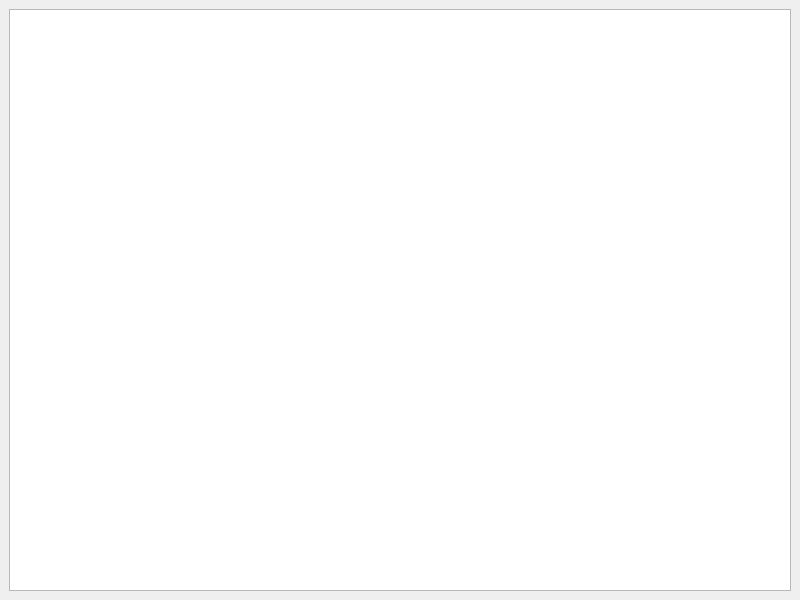
Above: design.ui from dimyaxn/Sticker before the change. Below: the same form after it.
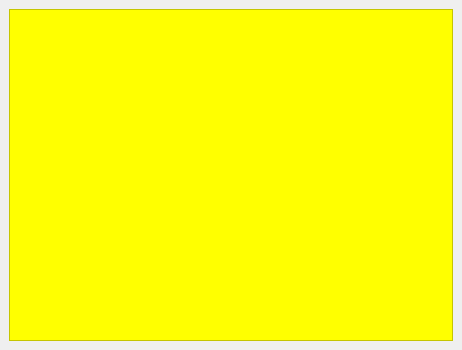
That is the form after the change. Icons and pictures are not drawn.

The edit to the form file:
```diff
--- a/design.ui
+++ b/design.ui
@@ -6,8 +6,8 @@
    <rect>
     <x>0</x>
     <y>0</y>
-    <width>800</width>
-    <height>600</height>
+    <width>462</width>
+    <height>350</height>
    </rect>
   </property>
   <property name="windowTitle">
@@ -16,7 +16,65 @@
   <widget class="QWidget" name="centralwidget">
    <layout class="QHBoxLayout" name="horizontalLayout">
     <item>
-     <widget class="QTextEdit" name="textEdit"/>
+     <widget class="QTextEdit" name="textEdit">
+      <property name="font">
+       <font>
+        <family>Jost</family>
+        <pointsize>16</pointsize>
+        <weight>75</weight>
+        <bold>true</bold>
+       </font>
+      </property>
+      <property name="styleSheet">
+       <string notr="true">QWidget {
+    color: #000000;
+    background-color: #ffff00;
+    font-family: Jost;
+    font-size: 16pt;
+    font-weight: 600;
+    }
+
+
+
+QScrollBar:vertical {
+    border: none;
+	background-color: #ffff00;
+	wight: 14px;
+	margin: 15px 0 15px 0;
+	boder-radius: 0;
+}
+QScrollBar::handle:vertical {
+	border: 2px solid #000000;
+	background-color: #ffff00;
+	min-height: 30px;
+	border-radius: 7px;
+}
+QScrollBar::handle:vertical:hover {
+	background-color: #000000;
+}
+QScrollBar::handle:vertical:pressed {
+	border: 2px solid  #9aa0a6;
+	background-color: #9aa0a6;
+}
+QScrollBar::sub-line:vertical {
+	border: none;
+	background-color: #ffff00;
+	height: 15px;
+	border-top-left-radius: 7px;
+	border-top-right-radius: 7px;
+	subcontrol-position: top;
+	subcontrol-origin: margin;
+}
+</string>
+      </property>
+      <property name="html">
+       <string>&lt;!DOCTYPE HTML PUBLIC &quot;-//W3C//DTD HTML 4.0//EN&quot; &quot;http://www.w3.org/TR/REC-html40/strict.dtd&quot;&gt;
+&lt;html&gt;&lt;head&gt;&lt;meta name=&quot;qrichtext&quot; content=&quot;1&quot; /&gt;&lt;style type=&quot;text/css&quot;&gt;
+p, li { white-space: pre-wrap; }
+&lt;/style&gt;&lt;/head&gt;&lt;body style=&quot; font-family:'Jost'; font-size:16pt; font-weight:600; font-style:normal;&quot;&gt;
+&lt;p style=&quot;-qt-paragraph-type:empty; margin-top:0px; margin-bottom:0px; margin-left:0px; margin-right:0px; -qt-block-indent:0; text-indent:0px;&quot;&gt;&lt;br /&gt;&lt;/p&gt;&lt;/body&gt;&lt;/html&gt;</string>
+      </property>
+     </widget>
     </item>
    </layout>
   </widget>
```
Left out of the diff: 13 changed lines with no effect on the pictures.
